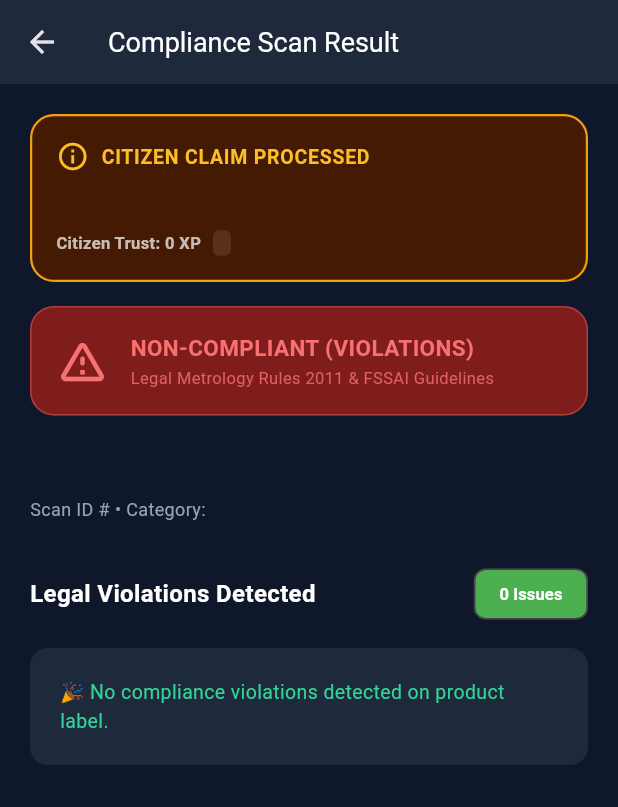
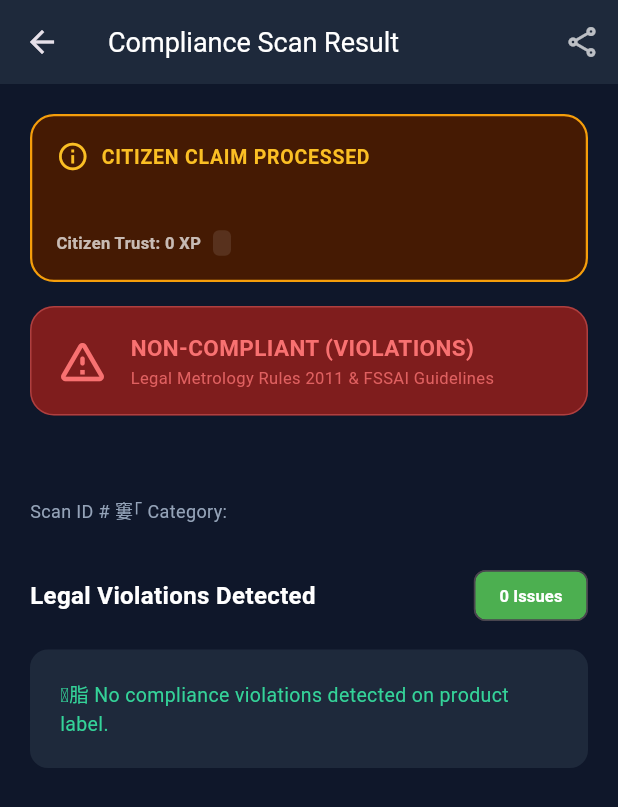
Before and after one commit to ajaikumar18/Compliance_Scanner, a Flutter app: the ResultScreen screen opened directly with empty values, on a phone screen of 412 x 824 dp. Shown: the top 807 px of the screen. Run offline on Flutter 3.47's test engine with Material 3 defaults, Android fonts, the phone set to English and light mode, and no system bars; our stand-ins replace image_picker, shared_preferences; accounts and stored records are empty; network calls fail.

Commit message:
perf: full codebase optimization pass (zero pipeline changes)
Backend:
- Add GZipMiddleware (compress scan payloads ~70%)
- Add startup_time to root endpoint for diagnostics
- Remove duplicate import asyncio in main.py
- Fix duplicate preprocess_pipeline import in scans.py
- Add _append_recent_scan() helper + RECENT_SCANS_MAX_SIZE=200 cap
- Cache cv2.createCLAHE as module-level singleton in image_preprocessing.py
- Add zero-size guard to enhance_contrast()

Dashboard:
- Add fetchWithTimeout() + pingBackend() to api.ts
- Add 2-min timeout to uploadSingleScan/uploadBatchFiles
- Wrap refreshScansFromBackend in useCallback (App.tsx)
- Add 60s auto-refresh interval (App.tsx)
- Add useMemo for citizenAutoApproved filter (CitizenQueuePage.tsx)
- Add debounced search input 300ms (CitizenQueuePage.tsx)
- Add scroll-behavior:smooth, text-rendering:optimizeLegibility, skeleton animation to index.css

Mobile:
- Add WidgetsFlutterBinding.ensureInitialized() + global navigatorKey (main.dart)
- Add _kUploadTimeout=90s + _kShortTimeout=8s to api_service.dart
- Add ApiService.ping() method for connectivity check
- Add dispose() for TextEditingControllers in login_screen.dart
- Add server connectivity indicator (Online/Offline dot) to login AppBar
- Auto-dismiss error banner after 4s (login_screen.dart)
- Add HapticFeedback.lightImpact() on camera capture (capture_screen.dart)
- Extract _showTamperDialog() helper, replace 2 duplicate AlertDialogs
- Extract _buildGamificationBanner() to private method (result_screen.dart)
- Add Share scan summary button to result screen AppBar
- Fix scanId type error: int->String in mock fallback ScanResult

```diff
--- a/compliance-scanner-mobile/lib/main.dart
+++ b/compliance-scanner-mobile/lib/main.dart
@@ -3,7 +3,12 @@ import 'models/user.dart';
 import 'screens/login_screen.dart';
 import 'screens/capture_screen.dart';
 
+/// Global navigator key — allows navigation from outside of widget trees
+/// (e.g. from API service error handlers) without needing a BuildContext.
+final GlobalKey<NavigatorState> navigatorKey = GlobalKey<NavigatorState>();
+
 void main() {
+  WidgetsFlutterBinding.ensureInitialized();
   runApp(const ComplianceScannerApp());
 }
 
@@ -28,6 +33,7 @@ class _ComplianceScannerAppState extends State<ComplianceScannerApp> {
     return MaterialApp(
       title: 'InnoveXguard AI Mobile',
       debugShowCheckedModeBanner: false,
+      navigatorKey: navigatorKey,
       theme: ThemeData(
         brightness: Brightness.dark,
         scaffoldBackgroundColor: const Color(0xFF0F172A),
--- a/compliance-scanner-mobile/lib/screens/result_screen.dart
+++ b/compliance-scanner-mobile/lib/screens/result_screen.dart
@@ -7,37 +7,19 @@ class ResultScreen extends StatelessWidget {
 
   const ResultScreen({super.key, required this.scanResult});
 
-  @override
-  Widget build(BuildContext context) {
-    final bool isCompliant = scanResult.complianceStatus == 'compliant';
-
-    return Scaffold(
-      backgroundColor: AppColors.slate900,
-      appBar: AppBar(
-        backgroundColor: AppColors.slate800,
-        title: const Text('Compliance Scan Result', style: TextStyle(color: Colors.white, fontSize: 18)),
-      ),
-      body: SafeArea(
-        child: SingleChildScrollView(
-          padding: const EdgeInsets.all(20.0),
-          child: Column(
-            crossAxisAlignment: CrossAxisAlignment.start,
-            children: [
-              // Citizen Evidence Confirmation & Gamification Banner
-              if (scanResult.confirmationMessage != null) ...[
-                Container(
+  /// Builds the gamification confirmation banner shown when the citizen's
+  /// claim has been verified by the AI pipeline.
+  Widget _buildGamificationBanner() {
+    final bool xpPositive = (scanResult.xpAwarded ?? 0) > 0;
+    return Container(
       width: double.infinity,
       padding: const EdgeInsets.all(16),
       margin: const EdgeInsets.only(bottom: 16),
       decoration: BoxDecoration(
-                    color: (scanResult.xpAwarded ?? 0) > 0
-                        ? const Color(0xFF064E3B)
-                        : const Color(0xFF451A03),
+        color: xpPositive ? const Color(0xFF064E3B) : const Color(0xFF451A03),
         borderRadius: BorderRadius.circular(16),
         border: Border.all(
-                      color: (scanResult.xpAwarded ?? 0) > 0
-                          ? const Color(0xFF10B981)
-                          : const Color(0xFFF59E0B),
+          color: xpPositive ? const Color(0xFF10B981) : const Color(0xFFF59E0B),
           width: 1.5,
         ),
       ),
@@ -47,23 +29,23 @@ class ResultScreen extends StatelessWidget {
           Row(
             children: [
               Icon(
-                            (scanResult.xpAwarded ?? 0) > 0 ? Icons.verified : Icons.info_outline,
-                            color: (scanResult.xpAwarded ?? 0) > 0 ? const Color(0xFF34D399) : const Color(0xFFFBBF24),
+                xpPositive ? Icons.verified : Icons.info_outline,
+                color: xpPositive ? const Color(0xFF34D399) : const Color(0xFFFBBF24),
                 size: 22,
               ),
               const SizedBox(width: 8),
               Expanded(
                 child: Text(
-                              (scanResult.xpAwarded ?? 0) > 0 ? 'VIOLATION CONFIRMED' : 'CITIZEN CLAIM PROCESSED',
+                  xpPositive ? 'VIOLATION CONFIRMED' : 'CITIZEN CLAIM PROCESSED',
                   style: TextStyle(
-                                color: (scanResult.xpAwarded ?? 0) > 0 ? const Color(0xFF34D399) : const Color(0xFFFBBF24),
+                    color: xpPositive ? const Color(0xFF34D399) : const Color(0xFFFBBF24),
                     fontWeight: FontWeight.bold,
                     fontSize: 13,
                     letterSpacing: 0.5,
                   ),
                 ),
               ),
-                          if (scanResult.xpAwarded != null && scanResult.xpAwarded! > 0)
+              if (xpPositive)
                 Container(
                   padding: const EdgeInsets.symmetric(horizontal: 8, vertical: 3),
                   decoration: BoxDecoration(
@@ -114,7 +96,61 @@ class ResultScreen extends StatelessWidget {
           ],
         ],
       ),
+    );
+  }
+
+  @override
+  Widget build(BuildContext context) {
+    final bool isCompliant = scanResult.complianceStatus == 'compliant';
+
+    final String shareText =
+        'InnoveXguard AI Compliance Scan\n'
+        'Product: ${scanResult.productName}\n'
+        'Status: ${scanResult.complianceStatus.toUpperCase()}\n'
+        'Violations: ${scanResult.violationsCount}\n'
+        'Scan ID: #${scanResult.scanId}';
+
+    return Scaffold(
+      backgroundColor: AppColors.slate900,
+      appBar: AppBar(
+        backgroundColor: AppColors.slate800,
+        title: const Text('Compliance Scan Result', style: TextStyle(color: Colors.white, fontSize: 18)),
+        actions: [
+          IconButton(
+            icon: const Icon(Icons.share_outlined, color: Colors.white70),
+            tooltip: 'Share Scan Summary',
+            onPressed: () {
+              // Show a selectable text dialog with the scan summary
+              showDialog(
+                context: context,
+                builder: (ctx) => AlertDialog(
+                  backgroundColor: AppColors.slate800,
+                  title: const Text('Scan Summary', style: TextStyle(color: Colors.white, fontSize: 15)),
+                  content: SelectableText(
+                    shareText,
+                    style: const TextStyle(color: Colors.white70, fontSize: 12, height: 1.5),
                   ),
+                  actions: [
+                    TextButton(
+                      onPressed: () => Navigator.pop(ctx),
+                      child: const Text('Close', style: TextStyle(color: AppColors.emeraldAccent)),
+                    ),
+                  ],
+                ),
+              );
+            },
+          ),
+        ],
+      ),
+      body: SafeArea(
+        child: SingleChildScrollView(
+          padding: const EdgeInsets.all(20.0),
+          child: Column(
+            crossAxisAlignment: CrossAxisAlignment.start,
+            children: [
+              // Citizen Evidence Confirmation & Gamification Banner
+              if (scanResult.confirmationMessage != null) ...[
+                _buildGamificationBanner(),
               ],
               Container(
                 width: double.infinity,
@@ -168,7 +204,7 @@ class ResultScreen extends StatelessWidget {
               ),
               const SizedBox(height: 4),
               Text(
-                'Scan ID #${scanResult.scanId} • Category: ${scanResult.productCategory}',
+                'Scan ID #${scanResult.scanId} 窶｢ Category: ${scanResult.productCategory}',
                 style: const TextStyle(color: AppColors.slate400, fontSize: 12),
               ),
               const SizedBox(height: 24),
@@ -201,7 +237,7 @@ class ResultScreen extends StatelessWidget {
                   ),
                   child: const Center(
                     child: Text(
-                      '🎉 No compliance violations detected on product label.',
+                      '脂 No compliance violations detected on product label.',
                       style: TextStyle(color: AppColors.emeraldAccent, fontSize: 13),
                     ),
                   ),
```
Also changed, not shown: compliance-scanner-mobile/lib/screens/capture_screen.dart (+36 -48 lines), compliance-scanner-mobile/lib/screens/login_screen.dart (+62 -0 lines), compliance-scanner-mobile/lib/services/api_service.dart (+23 -3 lines), 7 other files. Lines whose indentation alone changed are shown as unchanged.
